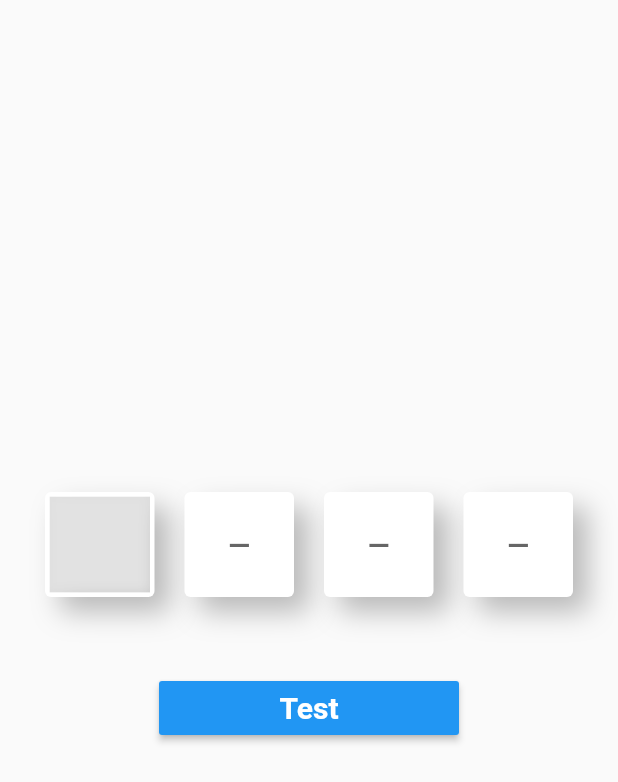
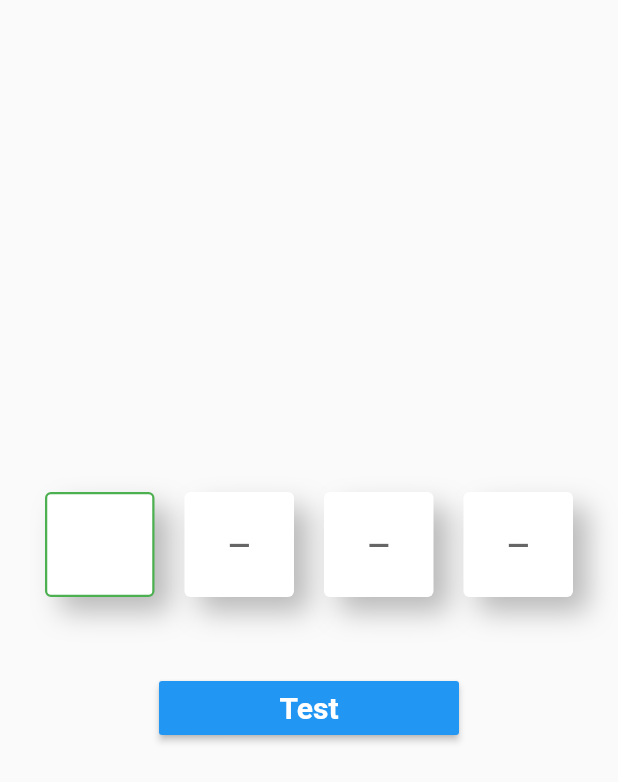
Before and after one commit to taylanyildiz/inputpin, a Flutter app: the screen it shows after launch, after a tap on "Test", on a phone screen of 412 x 824 dp. Shown: the top 782 px of the screen. Run offline on Flutter 3.47's test engine with Material 2 defaults, Android fonts, the phone set to English and light mode, and no system bars.

```diff
--- a/lib/main.dart
+++ b/lib/main.dart
@@ -4,9 +4,7 @@ import 'package:flutter/cupertino.dart';
 import 'package:flutter/material.dart';
 import 'package:flutter/services.dart';
 
-void main() {
-  runApp(App());
-}
+void main() => runApp(App());
 
 class App extends StatelessWidget {
   @override
@@ -14,9 +12,7 @@ class App extends StatelessWidget {
     return MaterialApp(
       debugShowCheckedModeBanner: false,
       title: 'Flutter Activation Code',
-      theme: ThemeData(
-        primarySwatch: Colors.blue,
-      ),
+      theme: ThemeData(primarySwatch: Colors.blue),
       home: HomeScreen(),
     );
   }
@@ -39,7 +35,9 @@ class _HomeScreenState extends State<HomeScreen> {
 
   @override
   Widget build(BuildContext context) {
-    return Scaffold(
+    return GestureDetector(
+      onTap: () => FocusScope.of(context).requestFocus(),
+      child: Scaffold(
         body: Center(
           child: Column(
             mainAxisAlignment: MainAxisAlignment.center,
@@ -53,8 +51,9 @@ class _HomeScreenState extends State<HomeScreen> {
                 onCode: (input) {
                   log(input!);
                 },
-              cursorColor: Colors.transparent,
-              pinType: PinKeyboardType.name,
+                cursorColor: Colors.green,
+                fillColor: Colors.white,
+                pinType: PinKeyboardType.number,
                 style: TextStyle(
                   color: Colors.black45,
                   fontWeight: FontWeight.bold,
@@ -80,6 +79,7 @@ class _HomeScreenState extends State<HomeScreen> {
                 ),
               ),
             ],
+          ),
         ),
       ),
     );
@@ -149,9 +149,9 @@ class _PinPutState extends State<PinPut> {
     for (var i = 0; i < widget.pinCount; i++) {
       focusNodes.add(FocusNode());
       textControllers.add(TextEditingController()
-        ..addListener(() {
-          setState(() {});
-        }));
+        ..addListener(
+          () => setState(() {}),
+        ));
     }
     getKeyboardType();
     if (widget.focusNode != null) {
@@ -205,11 +205,6 @@ class _PinPutState extends State<PinPut> {
     super.dispose();
   }
 
-  @override
-  void deactivate() {
-    super.deactivate();
-  }
-
   void callBack() {
     String code = '';
     codeList.forEach((element) {
@@ -250,7 +245,6 @@ class _PinPutState extends State<PinPut> {
         focusNodes[index + 1].requestFocus();
         codeList[index] = input;
       } else {
-        print('ok');
         codeList[index] = input;
       }
       callBack();
@@ -273,14 +267,14 @@ class _PinPutState extends State<PinPut> {
           alignment: Alignment.center,
           children: [
             Visibility(
-              visible: focusNodes[index].hasFocus,
+              visible: textControllers[index].text.isNotEmpty,
               child: ClipRRect(
                 child: BackdropFilter(
-                  filter: ImageFilter.blur(sigmaX: 5.0, sigmaY: 5.0),
+                  filter: ImageFilter.blur(sigmaX: 1.0, sigmaY: 1.0),
                   child: Container(
                     color: textControllers[index].text.isEmpty
-                        ? Colors.grey.withOpacity(.3)
-                        : Colors.white.withOpacity(.3),
+                        ? widget.initialColor.withOpacity(.1)
+                        : null,
                   ),
                 ),
               ),
@@ -293,7 +287,7 @@ class _PinPutState extends State<PinPut> {
   BoxDecoration? boxDecoration(index) {
     return BoxDecoration(
       border: Border.all(
-        width: 3.0,
+        width: 1.5,
         color: focusNodes[index].hasFocus
             ? index != widget.pinCount - 1
                 ? widget.cursorColor
@@ -345,7 +339,7 @@ class _PinPutState extends State<PinPut> {
   InputDecoration? inputDecoration(index) {
     return InputDecoration(
       counterText: '',
-      hintText: focusNodes[index].hasFocus ? '' : widget.defaultText,
+      hintText: focusNodes[index].hasFocus ? null : widget.defaultText,
       border: inputBorder,
       focusedBorder: inputBorder,
       enabledBorder: inputBorder,
```
Lines whose indentation alone changed are shown as unchanged.
